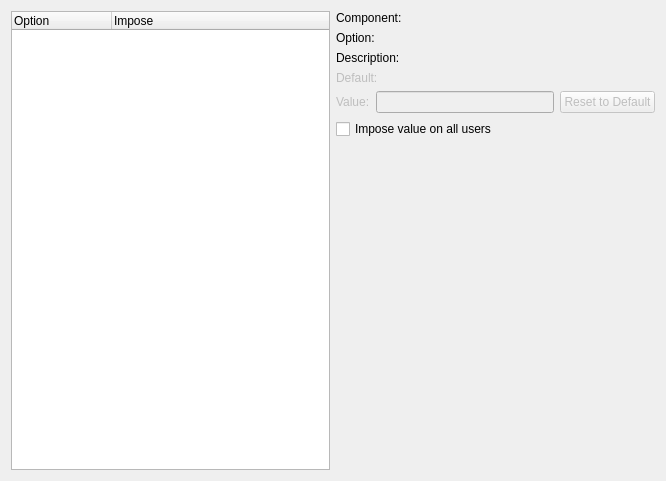
First picture: the form in kgpgconf/mainwidget.ui, repository sensama/kleopatra, before the edit.
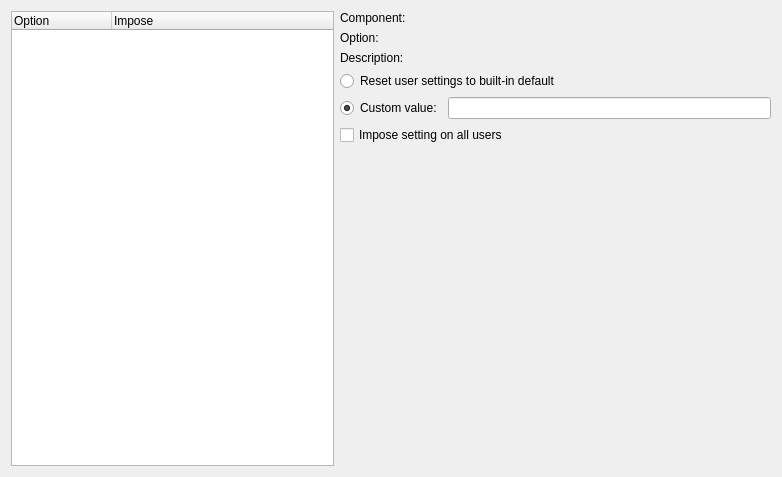
Second picture: the form after the edit.

Commit message: parse values from gpgconf, copy type/encoding code from kleo

The edit to the form file:
```diff
--- a/kgpgconf/mainwidget.ui
+++ b/kgpgconf/mainwidget.ui
@@ -5,8 +5,8 @@
    <rect>
     <x>0</x>
     <y>0</y>
-    <width>666</width>
-    <height>481</height>
+    <width>782</width>
+    <height>477</height>
    </rect>
   </property>
   <property name="windowTitle" >
@@ -27,7 +27,7 @@
      </column>
     </widget>
    </item>
-   <item row="0" column="1" >
+   <item row="0" column="1" colspan="2" >
     <layout class="QHBoxLayout" >
      <item>
       <widget class="QLabel" name="label_3" >
@@ -57,7 +57,7 @@
      </item>
     </layout>
    </item>
-   <item row="1" column="1" >
+   <item row="1" column="1" colspan="2" >
     <layout class="QHBoxLayout" >
      <item>
       <widget class="QLabel" name="label_2" >
@@ -84,7 +84,7 @@
      </item>
     </layout>
    </item>
-   <item row="2" column="1" >
+   <item row="2" column="1" colspan="2" >
     <layout class="QHBoxLayout" >
      <item>
       <widget class="QLabel" name="label" >
@@ -117,81 +117,47 @@
      </item>
     </layout>
    </item>
-   <item row="3" column="1" >
-    <layout class="QHBoxLayout" >
-     <item>
-      <widget class="QLabel" name="label_6" >
-       <property name="enabled" >
-        <bool>false</bool>
-       </property>
+   <item row="3" column="1" colspan="2" >
+    <widget class="QRadioButton" name="useDefaultRB" >
        <property name="text" >
-        <string>Default:</string>
-       </property>
-      </widget>
-     </item>
-     <item>
-      <widget class="QLabel" name="label_5" >
-       <property name="enabled" >
+      <string>Reset user settings to built-in default</string>
+     </property>
+     <property name="checked" >
         <bool>false</bool>
        </property>
-       <property name="sizePolicy" >
-        <sizepolicy vsizetype="Preferred" hsizetype="Preferred" >
-         <horstretch>1</horstretch>
-         <verstretch>0</verstretch>
-        </sizepolicy>
-       </property>
-       <property name="text" >
-        <string/>
-       </property>
-      </widget>
-     </item>
-    </layout>
+    </widget>
    </item>
    <item row="4" column="1" >
-    <layout class="QHBoxLayout" >
-     <item>
-      <widget class="QLabel" name="label_4" >
-       <property name="enabled" >
-        <bool>false</bool>
-       </property>
+    <widget class="QRadioButton" name="useCustomRB" >
        <property name="text" >
-        <string>Value:</string>
+      <string>Custom value:</string>
+     </property>
+     <property name="checked" >
+      <bool>true</bool>
        </property>
       </widget>
      </item>
-     <item>
+   <item row="4" column="2" >
       <widget class="QLineEdit" name="valueLE" >
        <property name="enabled" >
-        <bool>false</bool>
+      <bool>true</bool>
        </property>
        <property name="text" >
         <string/>
        </property>
       </widget>
      </item>
-     <item>
-      <widget class="QPushButton" name="resetButton" >
-       <property name="enabled" >
-        <bool>false</bool>
-       </property>
-       <property name="text" >
-        <string>Reset to Default</string>
-       </property>
-      </widget>
-     </item>
-    </layout>
-   </item>
-   <item row="5" column="1" >
+   <item row="5" column="1" colspan="2" >
     <widget class="QCheckBox" name="readOnlyBox" >
      <property name="text" >
-      <string>Impose value on all users</string>
+      <string>Impose setting on all users</string>
      </property>
      <property name="checked" >
       <bool>false</bool>
      </property>
     </widget>
    </item>
-   <item row="6" column="1" >
+   <item row="6" column="2" >
     <spacer>
      <property name="orientation" >
       <enum>Qt::Vertical</enum>
```
Left out of the diff: 6 changed lines with no effect on the pictures. Lines whose indentation alone changed are shown as unchanged. The commit also changes 6 other files.
